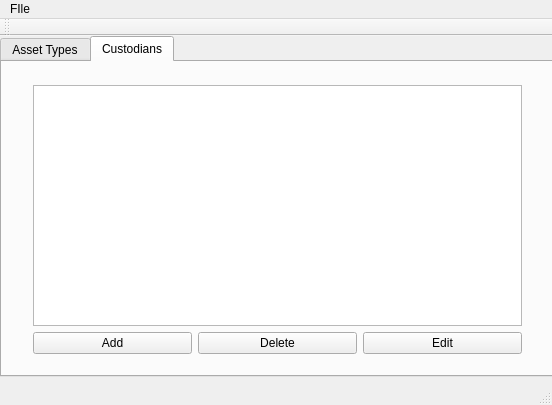
shanos56/GroupAssignment, file mainwindow.ui: the form before one commit.
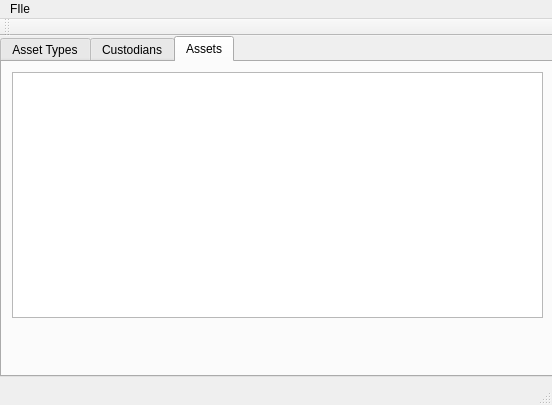
The form after the commit.

Diff of the .ui file:
```diff
--- a/mainwindow.ui
+++ b/mainwindow.ui
@@ -30,7 +30,7 @@
      </sizepolicy>
     </property>
     <property name="currentIndex">
-     <number>1</number>
+     <number>2</number>
     </property>
     <widget class="QWidget" name="AssetTypesTab">
      <property name="sizePolicy">
@@ -121,6 +121,21 @@
       </layout>
      </widget>
     </widget>
+    <widget class="QWidget" name="tab">
+     <attribute name="title">
+      <string>Assets</string>
+     </attribute>
+     <widget class="QListWidget" name="Asset_list">
+      <property name="geometry">
+       <rect>
+        <x>10</x>
+        <y>10</y>
+        <width>531</width>
+        <height>246</height>
+       </rect>
+      </property>
+     </widget>
+    </widget>
    </widget>
   </widget>
   <widget class="QMenuBar" name="menuBar">
```
Left out of the diff: 2 changed lines with no effect on the pictures.
